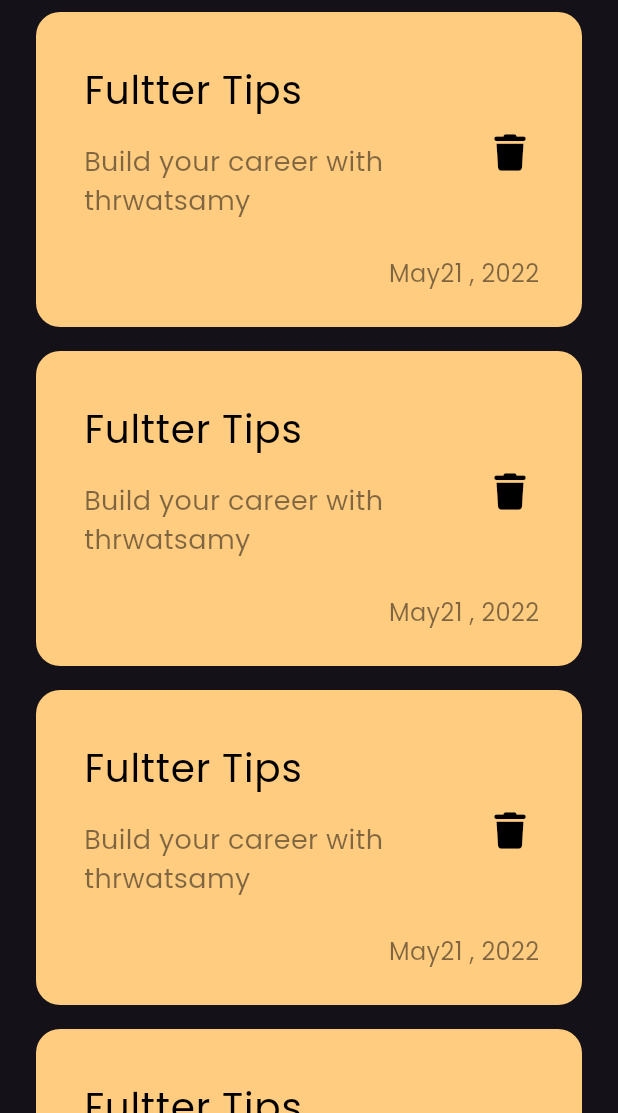
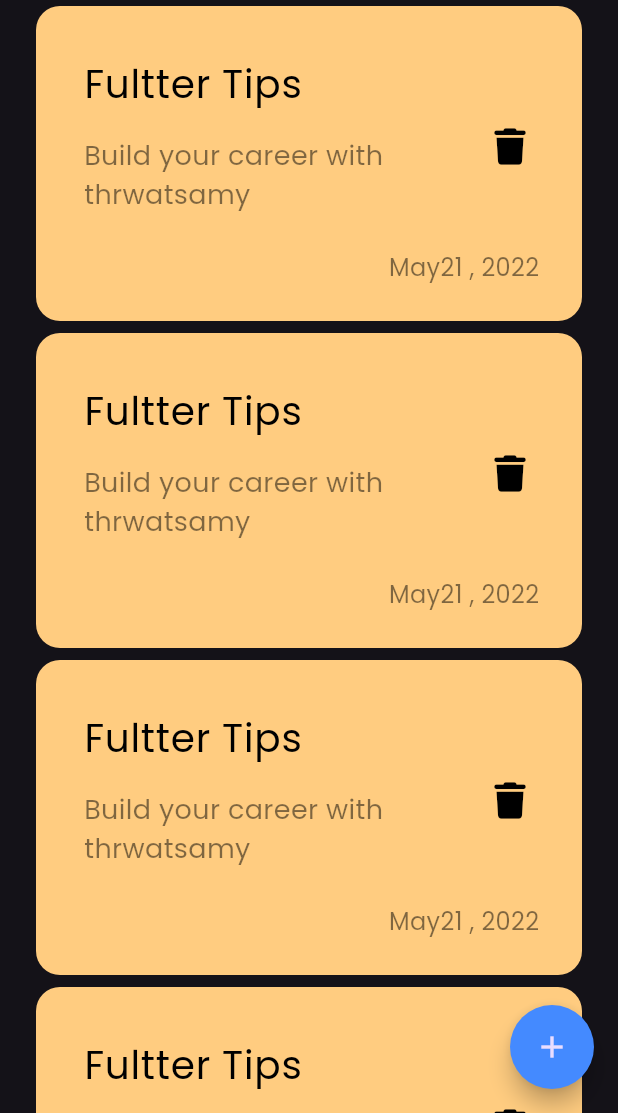
Before and after one commit to Mazen123-123/notes_app, a Flutter app: the screen it shows after launch, on a phone screen of 412 x 824 dp, the part 123-1236 px from its top. Run offline on Flutter 3.47's test engine with Material 3 defaults, Android fonts, the phone set to English and light mode, and no system bars; our stand-ins replace font_awesome_flutter.

Commit message:
add Floating Action Button

```diff
--- a/lib/views/notes_view.dart
+++ b/lib/views/notes_view.dart
@@ -7,8 +7,16 @@ class NotesView extends StatelessWidget {
 
   @override
   Widget build(BuildContext context) {
-    return const Scaffold(
-      body: NotesViewBody() ,
+    return Scaffold(
+      floatingActionButton: FloatingActionButton(
+        shape: const CircleBorder(),
+        backgroundColor: Colors.blueAccent[200],
+        onPressed: () {},
+        child: const Icon(
+          Icons.add,
+        ),
+      ),
+      body: const NotesViewBody(),
     );
   }
 }
--- a/lib/views/widgets/note_list_view.dart
+++ b/lib/views/widgets/note_list_view.dart
@@ -5,14 +5,19 @@ import 'custom_note_item.dart';
 class NotesListView extends StatelessWidget {
   const NotesListView({super.key});
 
+  final data = const [
+    Colors
+  ];
   @override
   Widget build(BuildContext context) {
     return ListView.builder(
       itemBuilder: (context, index) {
         return const Padding(
-          padding: EdgeInsets.symmetric(vertical: 8),
+          padding: EdgeInsets.symmetric(
+            vertical: 4,
+          ),
           child: NoteItem(),
-         );
+        );
       },
     );
   }
--- a/lib/views/widgets/notes_view_body.dart
+++ b/lib/views/widgets/notes_view_body.dart
@@ -1,8 +1,8 @@
 import 'package:flutter/material.dart';
 import 'package:flutter/widgets.dart';
-import 'package:font_awesome_flutter/font_awesome_flutter.dart';
+
 import 'custom_app_bar.dart';
-import 'custom_note_item.dart';
+
 import 'note_list_view.dart';
 
 class NotesViewBody extends StatelessWidget {
@@ -13,7 +13,7 @@ class NotesViewBody extends StatelessWidget {
     return const Padding(
       padding: EdgeInsets.symmetric(horizontal: 24),
       child: Column(
-        children: const [
+        children:  [
           SizedBox(
             height: 35,
           ),
```
